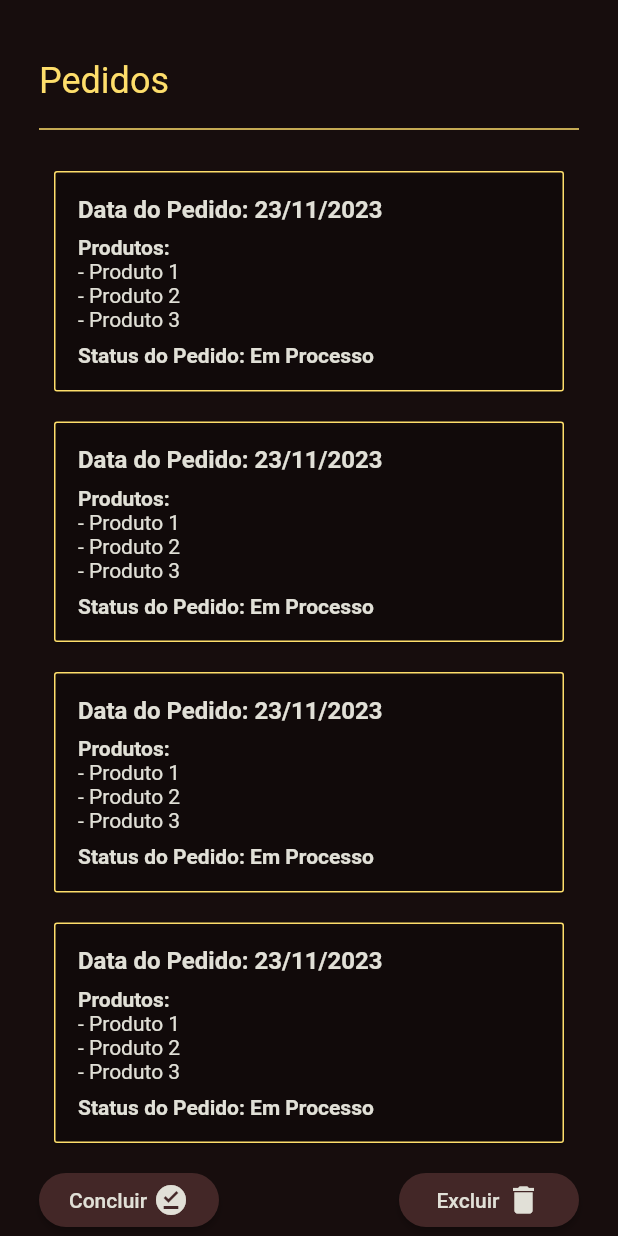
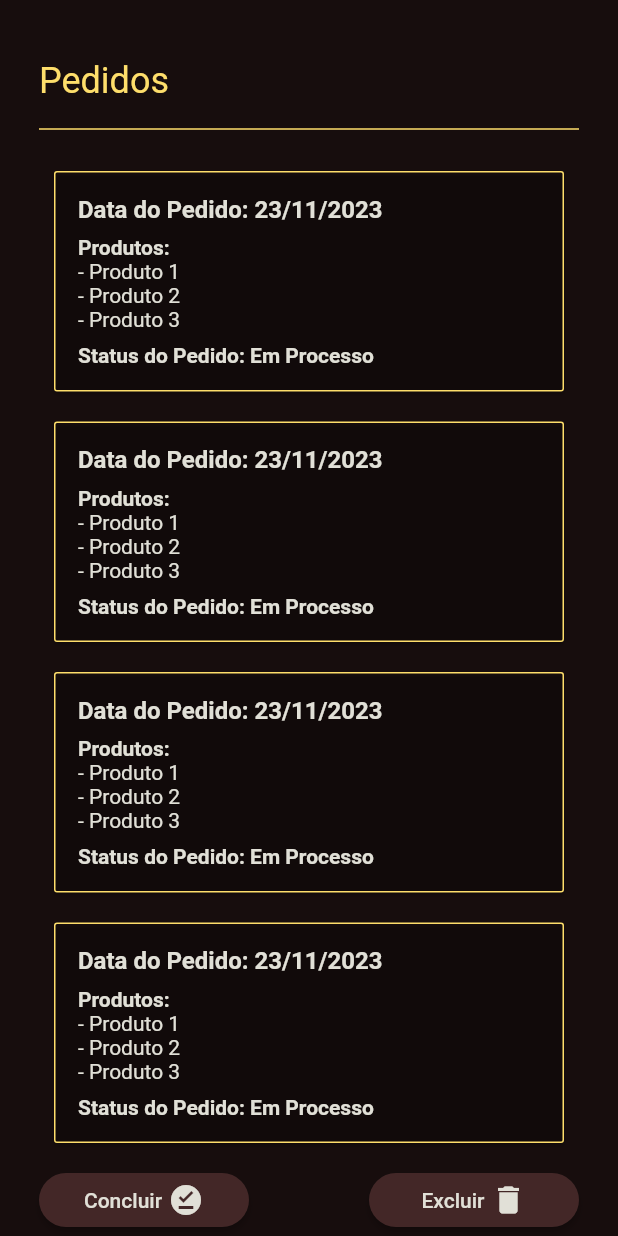
Before and after one commit to CauiDavis/cinefood, a Flutter app: the RequestAdmin screen opened directly, on a phone screen of 412 x 824 dp. Run offline on Flutter 3.47's test engine with Material 2 defaults, Android fonts, the phone set to English and light mode, and no system bars; our stand-ins replace firebase_core; accounts and stored records are empty; generated files the repository leaves out were written again.

Commit message:
Update request_admin.dart

```diff
--- a/lib/screens/admin/request_admin.dart
+++ b/lib/screens/admin/request_admin.dart
@@ -68,7 +68,7 @@ class RequestAdmin extends StatelessWidget {
                 ElevatedButton(
                   onPressed: () {},
                   style: ElevatedButton.styleFrom(
-                    maximumSize: const Size(120, 40),
+                    maximumSize: const Size(140, 40),
                   ),
                   child: Row(
                     mainAxisAlignment: MainAxisAlignment.center,
@@ -90,7 +90,7 @@ class RequestAdmin extends StatelessWidget {
                 ElevatedButton(
                   onPressed: () {},
                   style: ElevatedButton.styleFrom(
-                    maximumSize: const Size(120, 40),
+                    maximumSize: const Size(140, 40),
                   ),
                   child: Row(
                     mainAxisAlignment: MainAxisAlignment.center,
```
